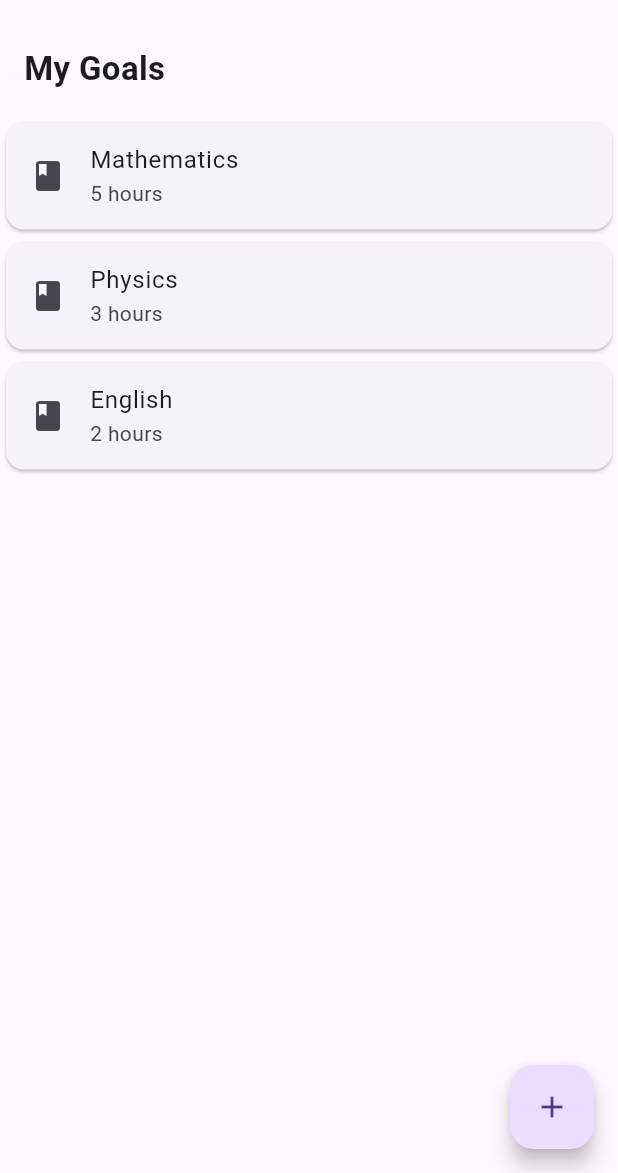
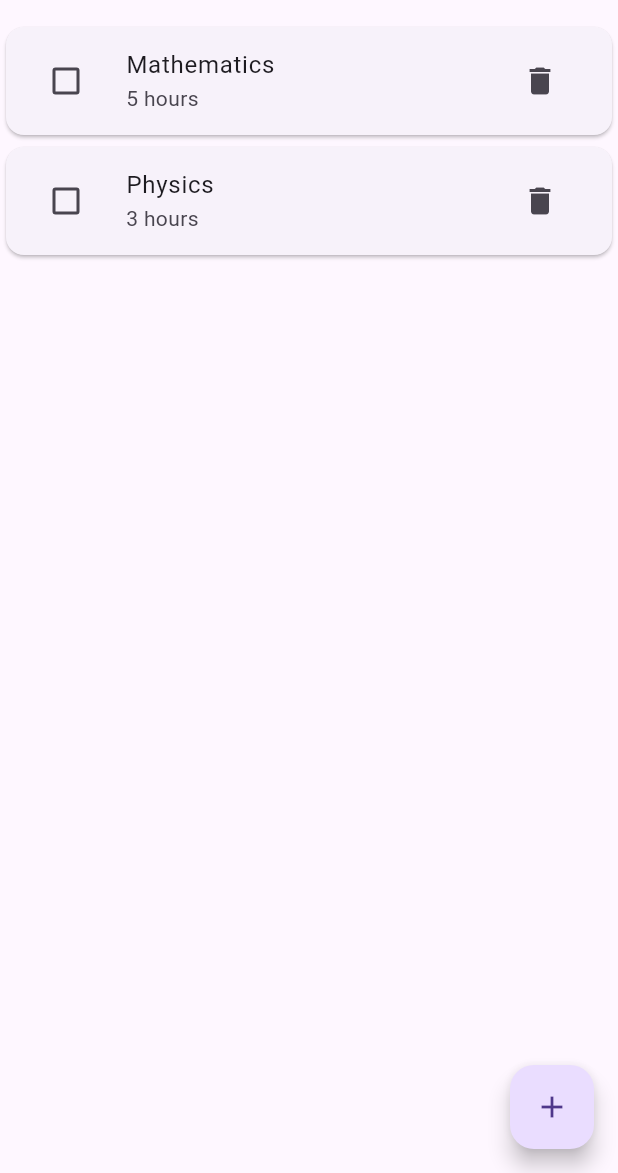
Before and after one commit to alsyidabdalslam-stack/study_planner_group10, a Flutter app: the screen it shows after launch, on a phone screen of 412 x 824 dp, the part 63-1236 px from its top. Run offline on Flutter 3.47's test engine with Material 3 defaults, Android fonts, the phone set to English and light mode, and no system bars; our stand-ins replace material_ui.

Commit message:
phase 2: interactive goals list

```diff
--- a/lib/main.dart
+++ b/lib/main.dart
@@ -11,52 +11,84 @@ class MyApp extends StatelessWidget {
   }
 }
 
-class HomeScreen extends StatelessWidget {
+class HomeScreen extends StatefulWidget {
   const HomeScreen({super.key});
+
+  @override
+  State<HomeScreen> createState() => _HomeScreenState();
+}
+
+class _HomeScreenState extends State<HomeScreen> {
+  // LOGIC: data (list of maps: subject, hours, done)
+  final List<Map<String, dynamic>> goals = [
+    {'subject': 'Mathematics', 'hours': 5, 'done': false},
+    {'subject': 'Physics', 'hours': 3, 'done': false},
+  ];
+
+  // LOGIC: add a sample goal
+  void addSampleGoal() {
+    setState(() {
+      goals.add({
+        'subject': 'New goal ${goals.length + 1}',
+        'hours': 2,
+        'done': false,
+      });
+    });
+  }
+
+  // LOGIC: toggle done / not done
+  void toggleGoal(int index) {
+    setState(() {
+      goals[index]['done'] = !(goals[index]['done'] as bool);
+    });
+  }
+
+  // LOGIC: delete a goal
+  void deleteGoal(int index) {
+    setState(() {
+      goals.removeAt(index);
+    });
+  }
 
   @override
   Widget build(BuildContext context) {
     return Scaffold(
-      // STATIC: AppBar with the app title
+      // STATIC: AppBar
       appBar: AppBar(title: const Text('My Study Planner')),
-      body: Column(
-        crossAxisAlignment: CrossAxisAlignment.start,
-        children: const [
-          // STATIC: heading above the list
-          Padding(
-            padding: EdgeInsets.all(16),
-            child: Text(
-              'My Goals',
-              style: TextStyle(fontSize: 22, fontWeight: FontWeight.bold),
+      // STATIC: list container
+      body: ListView.builder(
+        // CONNECTION 1: UI reads the LOGIC data
+        itemCount: goals.length,
+        itemBuilder: (context, index) {
+          final goal = goals[index];
+          final done = goal['done'] as bool;
+          return Card(
+            child: ListTile(
+              leading: Checkbox(
+                value: done,
+                // CONNECTION 2: UI calls the LOGIC functions
+                onChanged: (_) => toggleGoal(index),
+              ),
+              title: Text(
+                goal['subject'],
+                style: TextStyle(
+                  decoration: done ? TextDecoration.lineThrough : null,
+                  color: done ? Colors.grey : null,
+                ),
+              ),
+              subtitle: Text('${goal['hours']} hours'),
+              trailing: IconButton(
+                icon: const Icon(Icons.delete),
+                onPressed: () => deleteGoal(index),
+              ),
+              onTap: () => toggleGoal(index),
             ),
-          ),
-          // STATIC: hard-coded goal cards
-          Card(
-            child: ListTile(
-              leading: Icon(Icons.book),
-              title: Text('Mathematics'),
-              subtitle: Text('5 hours'),
-            ),
-          ),
-          Card(
-            child: ListTile(
-              leading: Icon(Icons.book),
-              title: Text('Physics'),
-              subtitle: Text('3 hours'),
-            ),
-          ),
-          Card(
-            child: ListTile(
-              leading: Icon(Icons.book),
-              title: Text('English'),
-              subtitle: Text('2 hours'),
-            ),
-          ),
-        ],
+          );
+        },
       ),
-      // STATIC: floating action button (does nothing yet)
+      // STATIC: floating action button
       floatingActionButton: FloatingActionButton(
-        onPressed: () {},
+        onPressed: addSampleGoal,
         child: const Icon(Icons.add),
       ),
     );
```
